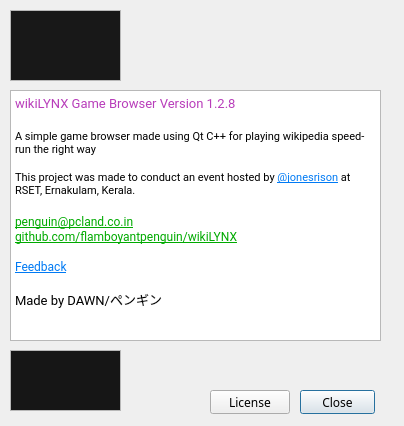
Above: wikiLYNX/ui/about.ui from flamboyantpenguin/wikilynx before the change. Below: the same form after it.
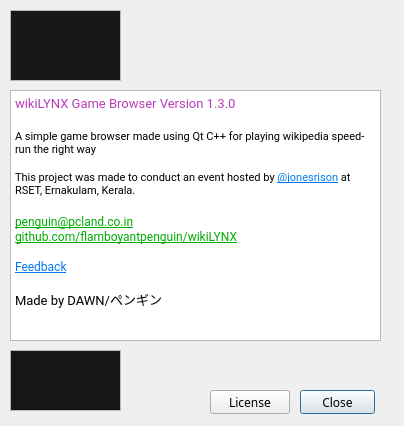
That is the form after the change. Icons and pictures are not drawn.

```diff
--- a/wikiLYNX/ui/about.ui
+++ b/wikiLYNX/ui/about.ui
@@ -63,7 +63,7 @@
 li.unchecked::marker { content: &quot;\2610&quot;; }
 li.checked::marker { content: &quot;\2612&quot;; }
 &lt;/style&gt;&lt;/head&gt;&lt;body style=&quot; font-family:'Roboto'; font-size:10pt; font-weight:400; font-style:normal;&quot;&gt;
-&lt;p style=&quot; margin-top:0px; margin-bottom:0px; margin-left:0px; margin-right:0px; -qt-block-indent:0; text-indent:0px;&quot;&gt;&lt;span style=&quot; color:#b83dba;&quot;&gt;wikiLYNX Game Browser Version 1.2.8&lt;/span&gt;&lt;/p&gt;
+&lt;p style=&quot; margin-top:0px; margin-bottom:0px; margin-left:0px; margin-right:0px; -qt-block-indent:0; text-indent:0px;&quot;&gt;&lt;span style=&quot; color:#b83dba;&quot;&gt;wikiLYNX Game Browser Version 1.3.0&lt;/span&gt;&lt;/p&gt;
 &lt;p style=&quot;-qt-paragraph-type:empty; margin-top:0px; margin-bottom:0px; margin-left:0px; margin-right:0px; -qt-block-indent:0; text-indent:0px; color:#b83dba;&quot;&gt;&lt;br /&gt;&lt;/p&gt;
 &lt;p style=&quot; margin-top:0px; margin-bottom:0px; margin-left:0px; margin-right:0px; -qt-block-indent:0; text-indent:0px;&quot;&gt;&lt;span style=&quot; font-family:'Noto Sans'; font-size:8pt;&quot;&gt;A simple game browser made using Qt C++ for playing wikipedia speed-run the right way  &lt;/span&gt;&lt;/p&gt;
 &lt;p style=&quot;-qt-paragraph-type:empty; margin-top:0px; margin-bottom:0px; margin-left:0px; margin-right:0px; -qt-block-indent:0; text-indent:0px; font-family:'Noto Sans'; font-size:8pt;&quot;&gt;&lt;br /&gt;&lt;/p&gt;
```
Left out of the diff: 4 changed lines with no effect on the pictures.
